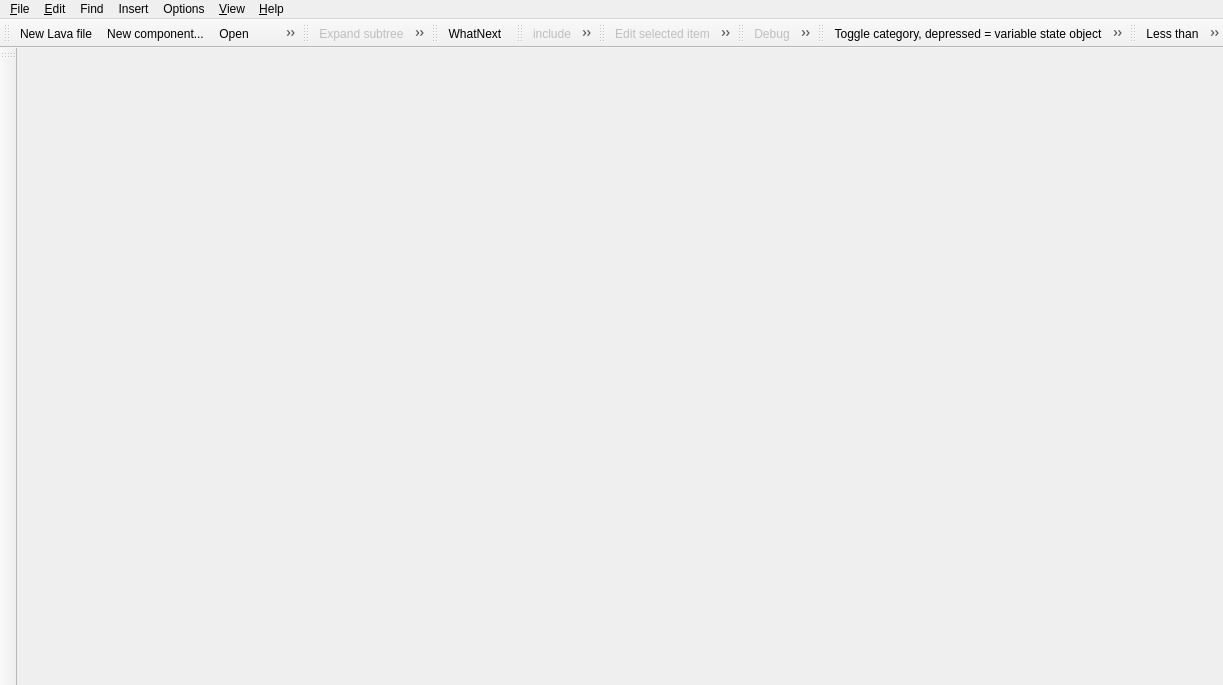
Qt form lavape/src/LavaPE_UI/cmainframe.ui (berkus/lavape) before a commit.
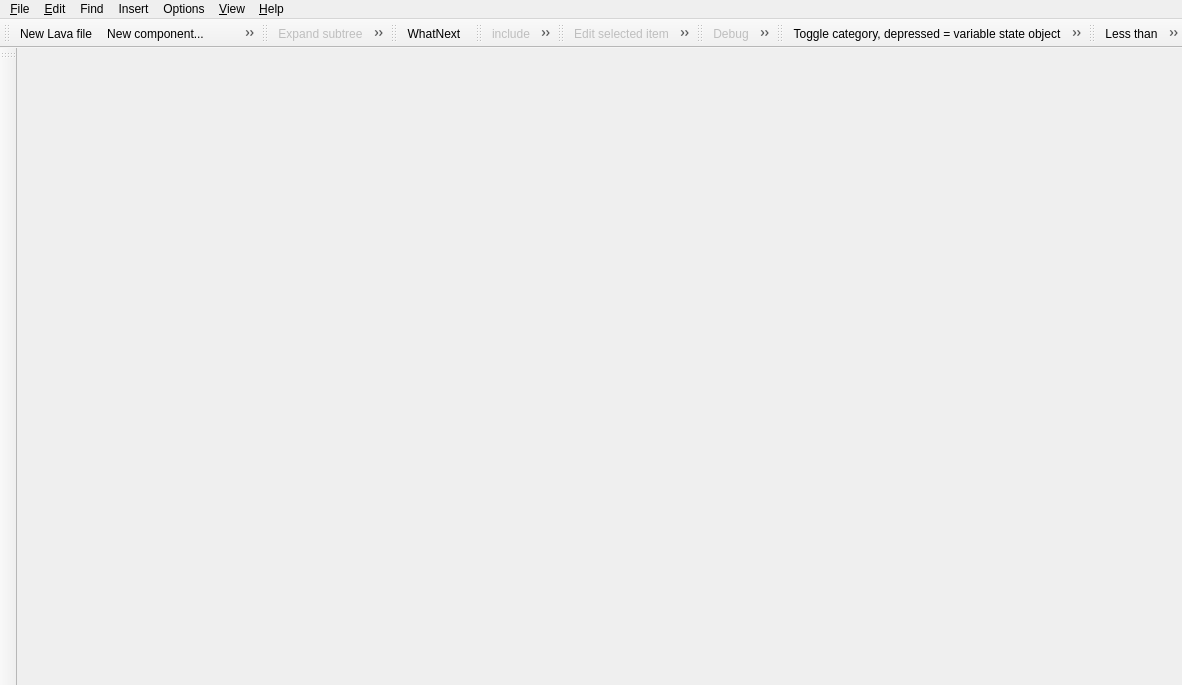
The same form after that commit. Icons and pictures are not drawn.

```diff
--- a/lavape/src/LavaPE_UI/cmainframe.ui
+++ b/lavape/src/LavaPE_UI/cmainframe.ui
@@ -5,7 +5,7 @@
    <rect>
     <x>0</x>
     <y>0</y>
-    <width>1223</width>
+    <width>1182</width>
     <height>685</height>
    </rect>
   </property>
@@ -18,25 +18,8 @@
     <height>15</height>
    </size>
   </property>
-  <widget class="QWidget" name="widget" >
-   <property name="geometry" >
-    <rect>
-     <x>12</x>
-     <y>48</y>
-     <width>1211</width>
-     <height>637</height>
-    </rect>
-   </property>
-  </widget>
+  <widget class="QWidget" name="widget" />
   <widget class="QToolBar" name="Toolbar_1" >
-   <property name="geometry" >
-    <rect>
-     <x>0</x>
-     <y>22</y>
-     <width>300</width>
-     <height>26</height>
-    </rect>
-   </property>
    <property name="windowTitle" >
     <string>General toolbar</string>
    </property>
@@ -71,14 +54,6 @@
    <addaction name="splitVerticAction" />
   </widget>
   <widget class="QToolBar" name="Toolbar_2" >
-   <property name="geometry" >
-    <rect>
-     <x>300</x>
-     <y>22</y>
-     <width>317</width>
-     <height>26</height>
-    </rect>
-   </property>
    <property name="windowTitle" >
     <string>Tree op. tooolbar</string>
    </property>
@@ -113,14 +88,6 @@
    <addaction name="runAction" />
   </widget>
   <widget class="QToolBar" name="HelpToolbar" >
-   <property name="geometry" >
-    <rect>
-     <x>617</x>
-     <y>22</y>
-     <width>35</width>
-     <height>26</height>
-    </rect>
-   </property>
    <property name="windowTitle" >
     <string>Help toolbar</string>
    </property>
@@ -142,14 +109,6 @@
    <addaction name="whatNextAction" />
   </widget>
   <widget class="QToolBar" name="Toolbar_3" >
-   <property name="geometry" >
-    <rect>
-     <x>652</x>
-     <y>22</y>
-     <width>364</width>
-     <height>26</height>
-    </rect>
-   </property>
    <property name="windowTitle" >
     <string>Declaration toolbar</string>
    </property>
@@ -189,14 +148,6 @@
    <addaction name="makeGUIAction" />
   </widget>
   <widget class="QToolBar" name="Toolbar_4" >
-   <property name="geometry" >
-    <rect>
-     <x>1016</x>
-     <y>22</y>
-     <width>66</width>
-     <height>26</height>
-    </rect>
-   </property>
    <property name="windowTitle" >
     <string>Details toolbar</string>
    </property>
@@ -233,14 +184,6 @@
    <addaction name="delAction" />
   </widget>
   <widget class="QToolBar" name="ToolbarDbg" >
-   <property name="geometry" >
-    <rect>
-     <x>1082</x>
-     <y>22</y>
-     <width>47</width>
-     <height>26</height>
-    </rect>
-   </property>
    <property name="maximumSize" >
     <size>
      <width>16777215</width>
@@ -282,14 +225,6 @@
    <addaction name="DbgStopAction" />
   </widget>
   <widget class="QToolBar" name="Toolbar_5" >
-   <property name="geometry" >
-    <rect>
-     <x>1129</x>
-     <y>22</y>
-     <width>47</width>
-     <height>26</height>
-    </rect>
-   </property>
    <property name="windowTitle" >
     <string>Exec switches toolbar</string>
    </property>
@@ -308,7 +243,7 @@
    <attribute name="toolBarBreak" >
     <bool>false</bool>
    </attribute>
-   <addaction name="toggleStateObject" />
+   <addaction name="toggleCategoryAction" />
    <addaction name="toggleSubstTypeAction" />
    <addaction name="toggleClosedAction" />
    <addaction name="optLocalVarAction" />
@@ -323,14 +258,6 @@
    <addaction name="toggleCommentsAction" />
   </widget>
   <widget class="QToolBar" name="Toolbar_6" >
-   <property name="geometry" >
-    <rect>
-     <x>1176</x>
-     <y>22</y>
-     <width>47</width>
-     <height>26</height>
-    </rect>
-   </property>
    <property name="windowTitle" >
     <string>Exec operations toolbar</string>
    </property>
@@ -379,14 +306,6 @@
    <addaction name="ordAction" />
   </widget>
   <widget class="QToolBar" name="Toolbar_7" >
-   <property name="geometry" >
-    <rect>
-     <x>0</x>
-     <y>48</y>
-     <width>12</width>
-     <height>637</height>
-    </rect>
-   </property>
    <property name="windowTitle" >
     <string>Keyword toolbar</string>
    </property>
@@ -411,8 +330,8 @@
     <rect>
      <x>0</x>
      <y>0</y>
-     <width>1223</width>
-     <height>22</height>
+     <width>1182</width>
+     <height>24</height>
     </rect>
    </property>
    <widget class="QMenu" name="helpMenu" >
@@ -1746,10 +1665,7 @@
     <string>Provide online help on "Editing Lava Programs"</string>
    </property>
   </action>
-  <action name="toggleStateObject" >
-   <property name="checkable" >
-    <bool>false</bool>
-   </property>
+  <action name="toggleCategoryAction" >
    <property name="icon" >
     <iconset resource="../LavaPE_res.qrc" >
      <normaloff>:/LavaExecs/res/TOOLBUTTONS/Q5_toggle.xpm</normaloff>:/LavaExecs/res/TOOLBUTTONS/Q5_toggle.xpm</iconset>
@@ -1772,8 +1688,7 @@
     <bool>true</bool>
    </property>
    <property name="icon" >
-    <iconset resource="../LavaPE_res.qrc" >
-     <normaloff>:/LavaExecs/res/TOOLBUTTONS/Q5_optLocalVar.xpm</normaloff>:/LavaExecs/res/TOOLBUTTONS/Q5_optLocalVar.xpm</iconset>
+    <iconset resource="../LavaPE_res.qrc" >:/LavaExecs/res/TOOLBUTTONS/Q5_optLocalVar.xpm</iconset>
    </property>
    <property name="text" >
     <string>Optional local variable</string>
```
